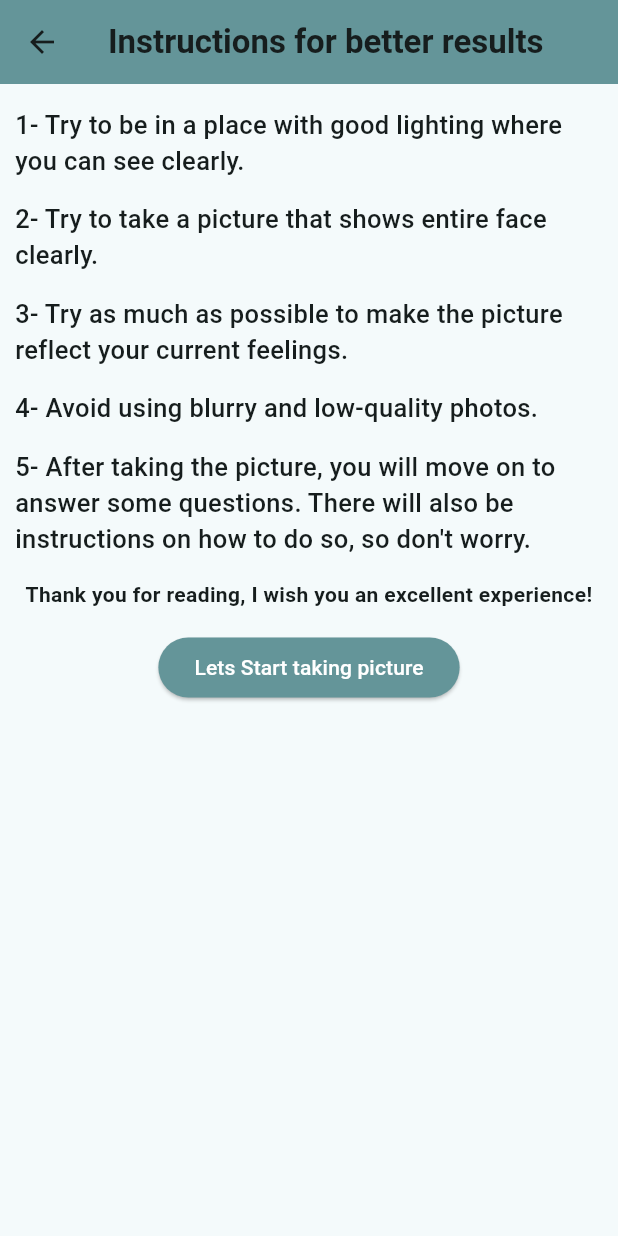
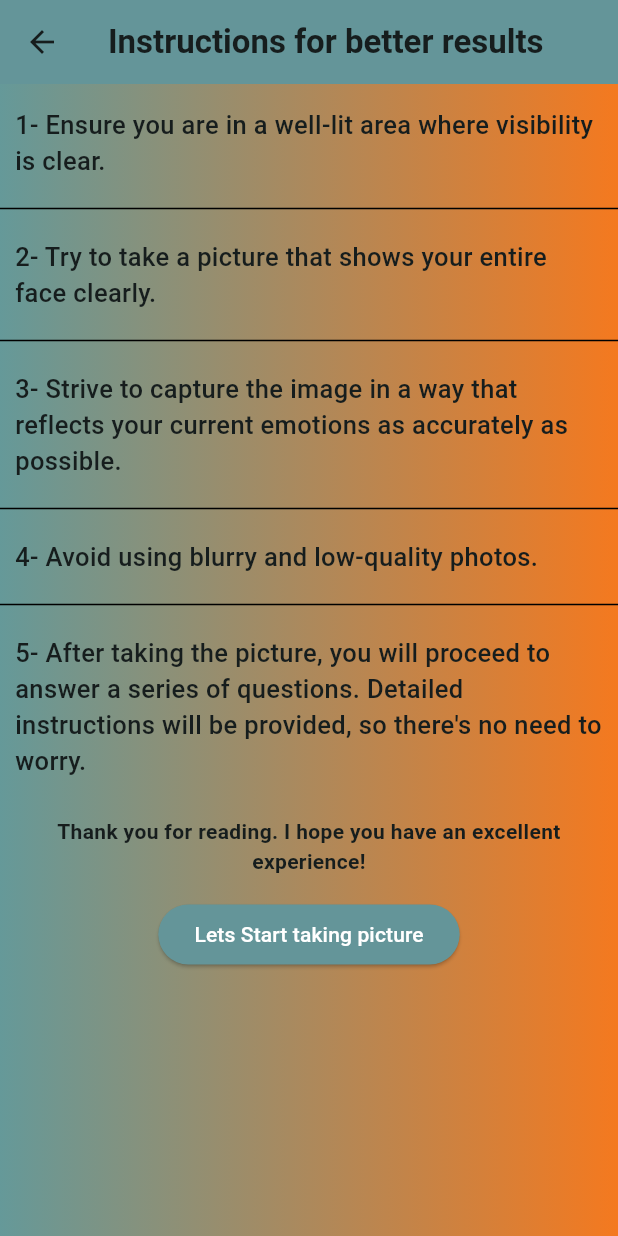
Before and after one commit to KhalidEl-MariAa/EmoWave, a Flutter app: the ImageInstructionsScreen screen opened by its route, on a phone screen of 412 x 824 dp. Run offline on Flutter 3.47's test engine with Material 3 defaults, Android fonts, the light colour scheme and no system bars; our stand-ins replace awesome_dialog, cached_network_image, dio, flutter_bloc, flutter_rating_bar, image_picker and 4 more; missing offline and left inert: flutter_sound, ripple_wave.

Commit message:
update instructions content and its screen colors

```diff
--- a/lib/chosen_image_screen/image_instructions_screen.dart
+++ b/lib/chosen_image_screen/image_instructions_screen.dart
@@ -22,31 +22,63 @@ class _ImageInstructionsScreenState extends State<ImageInstructionsScreen> {
           title: const Text('Instructions for better results',style: TextStyle(fontWeight: FontWeight.w600),),),
           SliverFillRemaining(
             hasScrollBody: false,
-            child: Padding(
-              padding: const EdgeInsets.symmetric(horizontal: 10.0,),
+            child: Container(
+              decoration: const BoxDecoration(
+                gradient: LinearGradient(colors: [
+
+                Color(0xff659999),
+                Color(0xfff4791f)
+                // Color.fromARGB(255, 255, 123, 66),
+                // Color.fromARGB(255, 255, 136, 84),
+                // Colors.amber
+              ])
+              ),
               child: Column(
 
                 crossAxisAlignment: CrossAxisAlignment.start,
                 children: [
                   const SizedBox(height: 15,),
-                  const Text('''1- Try to be in a place with good lighting where you can see clearly.'''
+                  const Padding(
+                    padding: EdgeInsets.symmetric(horizontal: 10.0,),
+                    child: Text('''1- Ensure you are in a well-lit area where visibility is clear.'''
                     ,style: TextStyle(fontWeight: FontWeight.w500,fontSize: 17)),
-                  const SizedBox(height: 15,),
-                  const Text('''2- Try to take a picture that shows entire face clearly.'''
+                  ),
+                  const SizedBox(height: 12,),
+                  const Divider(thickness: 1,color: Colors.black,),
+                  const SizedBox(height: 12,),
+                  const Padding(
+                    padding: EdgeInsets.symmetric(horizontal: 10.0,),
+                    child: Text('''2- Try to take a picture that shows your entire face clearly.'''
                     ,style: TextStyle(fontWeight: FontWeight.w500,fontSize: 17)),
-                  const SizedBox(height: 15,),
-                  const Text('''3- Try as much as possible to make the picture reflect your current feelings.'''
+                  ),
+                  const SizedBox(height: 12,),
+                  const Divider(thickness: 1,color: Colors.black,),
+                  const SizedBox(height: 12,),
+                  const Padding(
+                    padding:EdgeInsets.symmetric(horizontal: 10.0,),
+                    child: Text('''3- Strive to capture the image in a way that reflects your current emotions as accurately as possible.'''
                     ,style: TextStyle(fontWeight: FontWeight.w500,fontSize: 17)),
-                  const SizedBox(height: 15,),
-                  const Text('''4- Avoid using blurry and low-quality photos.'''
+                  ),
+                  const SizedBox(height: 12,),
+                  const Divider(thickness: 1,color: Colors.black,),
+                  const SizedBox(height: 12,),
+                  const Padding(
+                    padding: EdgeInsets.symmetric(horizontal: 10.0,),
+                    child: Text('''4- Avoid using blurry and low-quality photos.'''
                     ,style: TextStyle(fontWeight: FontWeight.w500,fontSize: 17)),
-                  const SizedBox(height: 15,),
-                  const Text('''5- After taking the picture, you will move on to answer some questions. There will also be instructions on how to do so, so don't worry.'''
+                  ),
+                  const SizedBox(height: 12,),
+                  const Divider(thickness: 1,color: Colors.black,),
+                  const SizedBox(height: 12,),
+                  const Padding(
+                    padding: EdgeInsets.symmetric(horizontal: 10.0,),
+                    child: Text('''5- After taking the picture, you will proceed to answer a series of questions. Detailed instructions will be provided, so there's no need to worry.'''
                      ,style: TextStyle(fontWeight: FontWeight.w500,fontSize: 17)
                      ),
+                  ),
 
-                   const SizedBox(height: 15,),
-                  const Center(child: Text('Thank you for reading, I wish you an excellent experience!',textAlign: TextAlign.center,
+                   const SizedBox(height: 25,),
+                  const Center(child: Text('Thank you for reading. I hope you have an excellent experience!',textAlign: TextAlign.center,
                   style: TextStyle(fontWeight: FontWeight.bold),)),
                   const SizedBox(height: 15,),
                   Center(
```
Lines whose indentation alone changed are shown as unchanged.
